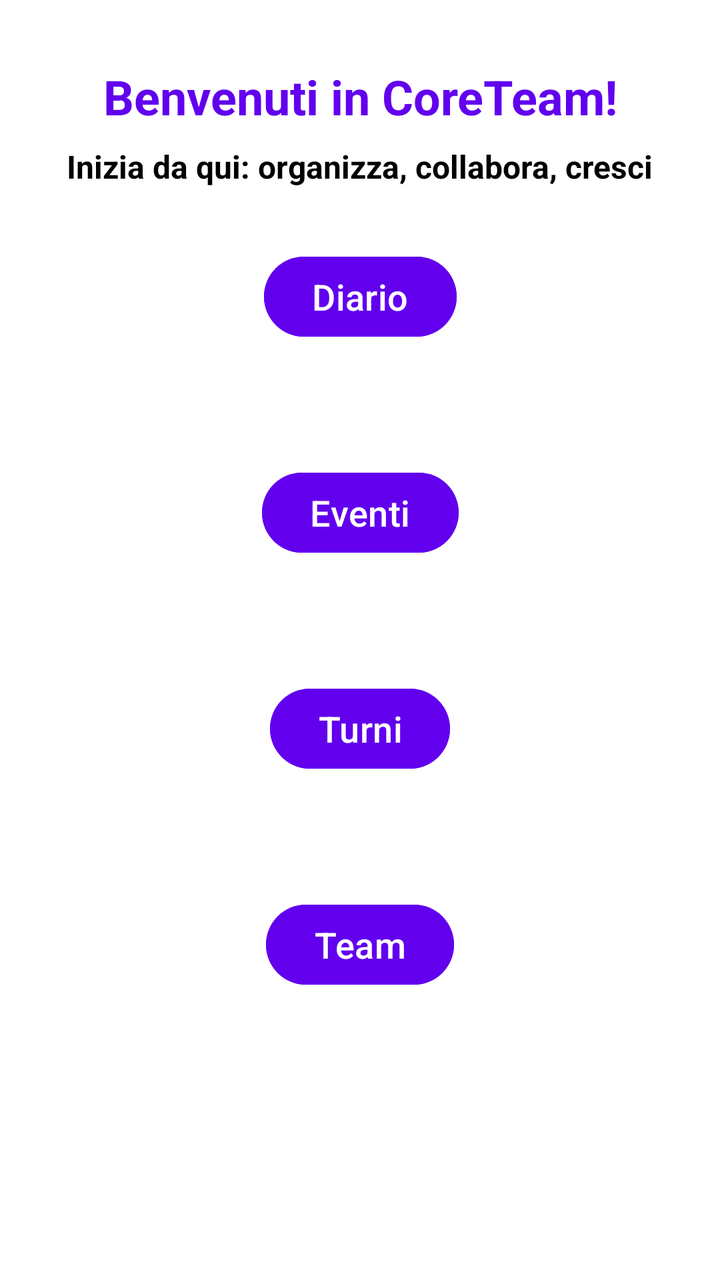
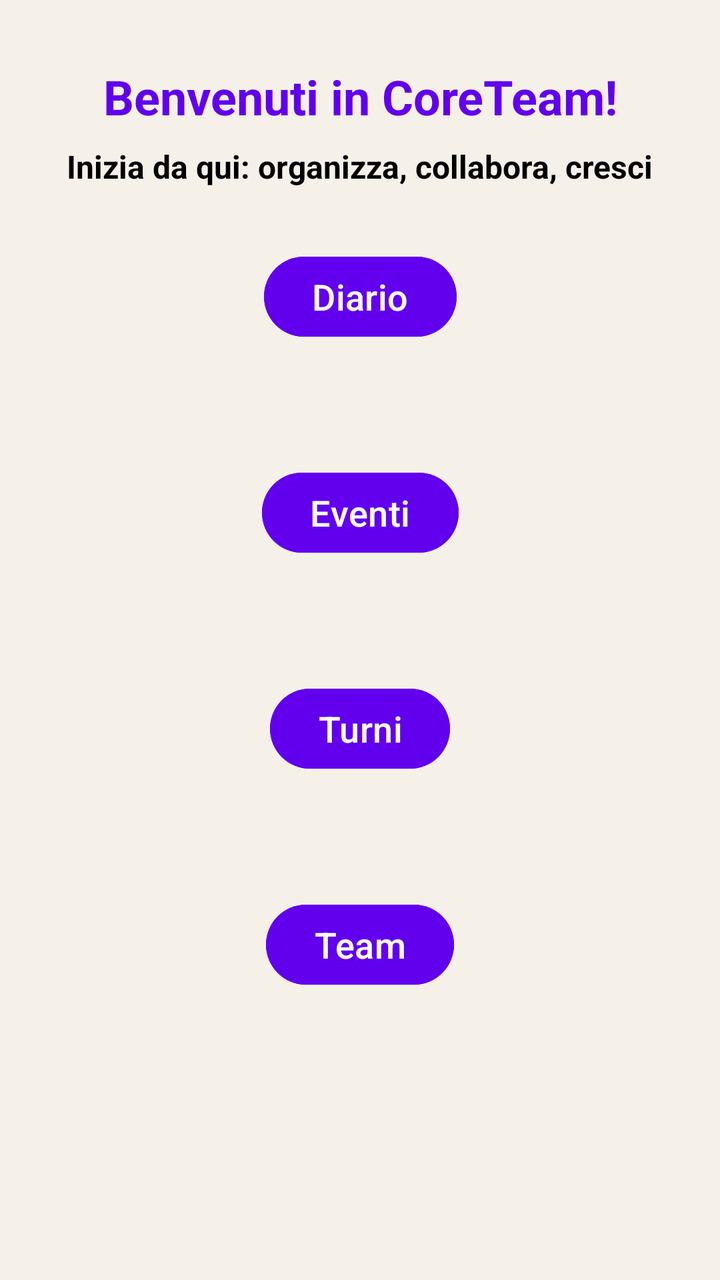

Two renders of the same Android screen: before a commit and after it. Below are the layout's source before the change and the commit's diff.
<!-- AndroidManifest.xml: application theme Theme.CoreTeamProject -->
<!-- res/layout/fragment_home.xml -->
<?xml version="1.0" encoding="utf-8"?>
<androidx.constraintlayout.widget.ConstraintLayout
    xmlns:android="http://schemas.android.com/apk/res/android"
    xmlns:app="http://schemas.android.com/apk/res-auto"
    android:layout_width="match_parent"
    android:layout_height="match_parent"
    android:background="@color/white">

    <TextView
        android:id="@+id/textViewHome"
        android:layout_width="wrap_content"
        android:layout_height="wrap_content"
        android:text="Benvenuti in CoreTeam!"
        android:textSize="24sp"
        android:textColor="@color/purple_500"
        android:textStyle="bold"
        android:layout_marginTop="32dp"
        app:layout_constraintTop_toTopOf="parent"
        app:layout_constraintStart_toStartOf="parent"
        app:layout_constraintEnd_toEndOf="parent" />

    <TextView
        android:id="@+id/textDescriptionHome"
        android:layout_width="wrap_content"
        android:layout_height="wrap_content"
        android:text="Inizia da qui: organizza, collabora, cresci"
        android:textColor="@color/black"
        android:textSize="16sp"
        android:textStyle="bold"
        app:layout_constraintTop_toBottomOf="@id/textViewHome"
        app:layout_constraintStart_toStartOf="parent"
        app:layout_constraintEnd_toEndOf="parent"
        android:layout_marginTop="8dp"/>

    
    <Button
        android:id="@+id/buttonDiary"
        android:layout_width="wrap_content"
        android:layout_height="wrap_content"
        android:layout_marginTop="60dp"
        android:backgroundTint="@color/purple_500"
        android:text="Diario"
        android:textColor="@color/white"
        android:textSize="18sp"
        app:layout_constraintTop_toBottomOf="@id/textViewHome"
        app:layout_constraintStart_toStartOf="parent"
        app:layout_constraintEnd_toEndOf="parent" />

    
    <Button
        android:id="@+id/buttonEvent"
        android:layout_width="wrap_content"
        android:layout_height="wrap_content"
        android:layout_marginTop="60dp"
        android:backgroundTint="@color/purple_500"
        android:text="Eventi"
        android:textColor="@color/white"
        android:textSize="18sp"
        app:layout_constraintTop_toBottomOf="@id/buttonDiary"
        app:layout_constraintStart_toStartOf="parent"
        app:layout_constraintEnd_toEndOf="parent" />

    
    <Button
        android:id="@+id/buttonShift"
        android:layout_width="wrap_content"
        android:layout_height="wrap_content"
        android:layout_marginTop="60dp"
        android:backgroundTint="@color/purple_500"
        android:text="Turni"
        android:textColor="@color/white"
        android:textSize="18sp"
        app:layout_constraintTop_toBottomOf="@id/buttonEvent"
        app:layout_constraintStart_toStartOf="parent"
        app:layout_constraintEnd_toEndOf="parent" />

    
    <Button
        android:id="@+id/buttonTeam"
        android:layout_width="wrap_content"
        android:layout_height="wrap_content"
        android:layout_marginTop="60dp"
        android:backgroundTint="@color/purple_500"
        android:text="Team"
        android:textColor="@color/white"
        android:textSize="18sp"
        app:layout_constraintTop_toBottomOf="@id/buttonShift"
        app:layout_constraintStart_toStartOf="parent"
        app:layout_constraintEnd_toEndOf="parent" />

</androidx.constraintlayout.widget.ConstraintLayout>
<!-- resources referenced by this layout -->
<resources>
  <color name="black">#FF000000</color>
  <color name="purple_500">#6200EE</color>
  <color name="white">#FFFFFFFF</color>
  <style name="Theme.CoreTeamProject" parent="Base.Theme.CoreTeamProject" />
  <style name="Base.Theme.CoreTeamProject" parent="Theme.Material3.DayNight.NoActionBar">
          
          <item name="colorPrimary">@color/purple_500</item>
          <item name="colorPrimaryVariant">@color/purple_500</item>
          <item name="colorOnPrimary">@color/white</item>
  
          
          <item name="android:windowBackground">@color/white</item>
          <item name="colorSurface">@color/white</item>
          <item name="colorOnSurface">@color/black</item>
  
          
          <item name="android:textColor">@color/black</item>
          <item name="android:textColorPrimary">@color/black</item>
  
          
          <item name="colorPrimaryContainer">@color/purple_500</item>
          <item name="colorOnPrimaryContainer">@color/white</item>
      </style>
</resources>

<!-- the commit's change to res/layout/fragment_home.xml (unified diff, before → after) -->
@@ -4,7 +4,7 @@
     xmlns:app="http://schemas.android.com/apk/res-auto"
     android:layout_width="match_parent"
     android:layout_height="match_parent"
-    android:background="@color/white">
+    android:background="@color/background_cream">
 
     <TextView
         android:id="@+id/textViewHome"
<!-- resource entries referenced after the edit -->
@@ -1,5 +1,6 @@
 <!-- resources referenced by this layout -->
 <resources>
+  <color name="background_cream">#F5F1E8</color>
   <color name="black">#FF000000</color>
   <color name="purple_500">#6200EE</color>
   <color name="white">#FFFFFFFF</color>
